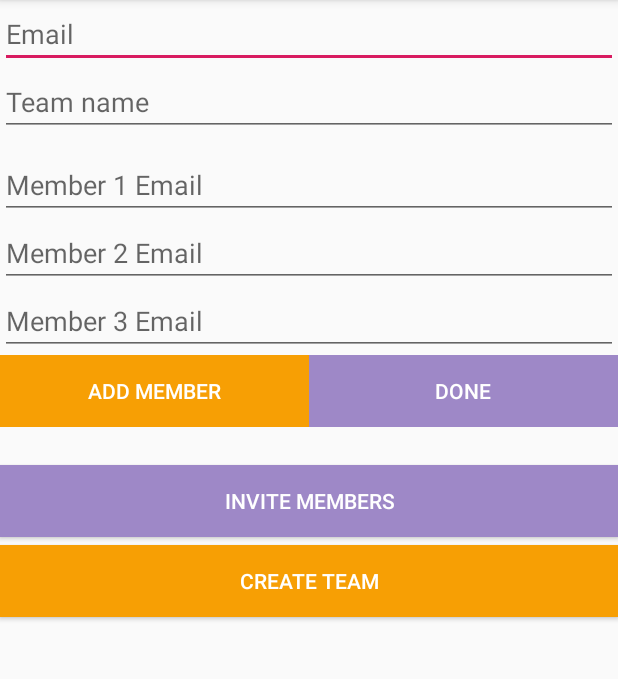
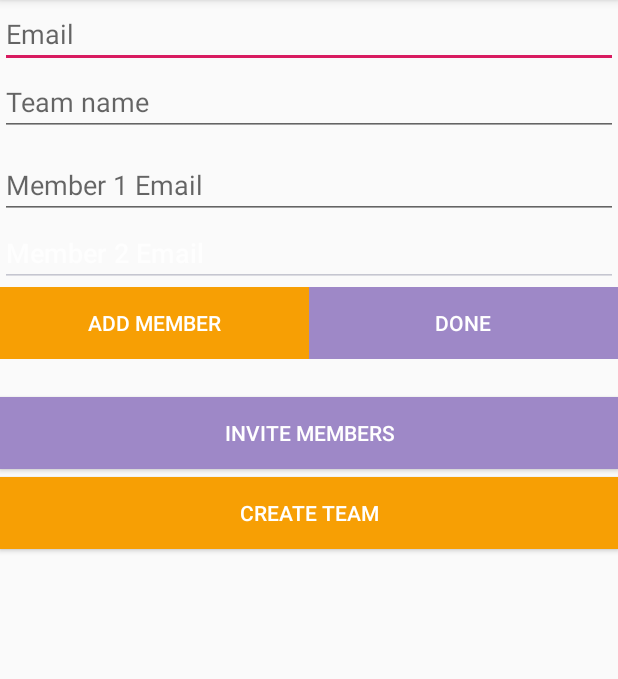
Before and after one commit to theoko/kallendr-android, an Android app: the RegisterActivity screen opened directly, with no data from a screen before it, after a tap on "ADD MEMBER", on a phone screen of 412 x 824 dp, the part 84-763 px from its top. Run offline under Robolectric (Android 15) with nearby library versions, the phone set to English and light mode, and no system bars; 1 other tap on this screen came first.

Commit message:
dynamic EditText

```diff
--- a/app/src/main/java/com/kallendr/android/ui/home/MainActivity.java
+++ b/app/src/main/java/com/kallendr/android/ui/home/MainActivity.java
@@ -17,11 +17,6 @@ public class MainActivity extends AppCompatActivity {
     protected void onCreate(Bundle savedInstanceState) {
         super.onCreate(savedInstanceState);
 
-        try
-        {
-            this.getSupportActionBar().hide();
-        }
-        catch (NullPointerException e){}
         setContentView(R.layout.activity_main);
     }
 
--- a/app/src/main/java/com/kallendr/android/ui/login/LoginActivity.java
+++ b/app/src/main/java/com/kallendr/android/ui/login/LoginActivity.java
@@ -19,8 +19,6 @@ import android.widget.TextView;
 import android.widget.Toast;
 
 import com.kallendr.android.R;
-import com.kallendr.android.ui.login.LoginViewModel;
-import com.kallendr.android.ui.login.LoginViewModelFactory;
 
 public class LoginActivity extends AppCompatActivity {
 
--- a/app/src/main/java/com/kallendr/android/ui/register/RegisterActivity.java
+++ b/app/src/main/java/com/kallendr/android/ui/register/RegisterActivity.java
@@ -3,10 +3,14 @@ package com.kallendr.android.ui.register;
 import android.support.v7.app.AppCompatActivity;
 import android.os.Bundle;
 import android.view.View;
+import android.view.ViewGroup;
 import android.widget.Button;
+import android.widget.EditText;
 import android.widget.LinearLayout;
 
 import com.kallendr.android.R;
+
+import java.util.ArrayList;
 
 public class RegisterActivity extends AppCompatActivity {
 
@@ -17,6 +21,9 @@ public class RegisterActivity extends AppCompatActivity {
 
     Button btnCreateTeam;
     Button btnInviteTeam;
+    private int numberOfLines;
+    TeamInvite inviteList;
+    ArrayList<String> emails;
 
     @Override
     protected void onCreate(Bundle savedInstanceState) {
@@ -31,6 +38,9 @@ public class RegisterActivity extends AppCompatActivity {
         btnInviteTeam = findViewById(R.id.btnInviteTeam);
         btnCreateTeam = findViewById(R.id.btnCreateTeam);
 
+        numberOfLines = 1;
+        emails = new ArrayList<>();
+
         addOnClickListeners();
     }
 
@@ -38,21 +48,29 @@ public class RegisterActivity extends AppCompatActivity {
         btnAddMember.setOnClickListener(new View.OnClickListener() {
             @Override
             public void onClick(View v) {
+                EditText editText = new EditText(getApplicationContext());
+                LinearLayout.LayoutParams p = new LinearLayout.LayoutParams(ViewGroup.LayoutParams.MATCH_PARENT, ViewGroup.LayoutParams.WRAP_CONTENT);
+                editText.setLayoutParams(p);
 
+                // Increment number of lines
+                numberOfLines++;
+                editText.setTag("invMember" + numberOfLines);
+                editText.setHint("Member " + numberOfLines + " Email");
+                inviteMembersForm.addView(editText, numberOfLines - 1);
             }
         });
 
         btnDone.setOnClickListener(new View.OnClickListener() {
             @Override
             public void onClick(View v) {
-
+                // Display animation
             }
         });
 
         btnInviteTeam.setOnClickListener(new View.OnClickListener() {
             @Override
             public void onClick(View v) {
-
+                inviteMembersForm.setVisibility(View.VISIBLE);
             }
         });
 
--- a/app/src/main/res/layout/activity_register.xml
+++ b/app/src/main/res/layout/activity_register.xml
@@ -25,22 +25,14 @@
         android:layout_width="match_parent"
         android:layout_height="wrap_content"
         android:orientation="vertical"
-        android:visibility="visible">
+        android:visibility="gone">
 
         <EditText
+            android:id="@+id/invMember1"
+            android:tag="invMember1"
             android:layout_width="match_parent"
             android:layout_height="wrap_content"
             android:hint="@string/member_1_email" />
-
-        <EditText
-            android:layout_width="match_parent"
-            android:layout_height="wrap_content"
-            android:hint="@string/member_2_email" />
-
-        <EditText
-            android:layout_width="match_parent"
-            android:layout_height="wrap_content"
-            android:hint="@string/member_3_email" />
 
         <LinearLayout
             android:layout_width="match_parent"
--- a/build.gradle
+++ b/build.gradle
@@ -7,7 +7,7 @@ buildscript {
 
     }
     dependencies {
-        classpath 'com.android.tools.build:gradle:3.4.0'
+        classpath 'com.android.tools.build:gradle:3.4.1'
 
         // NOTE: Do not place your application dependencies here; they belong
         // in the individual module build.gradle files
```
Also changed, not shown: app/src/main/java/com/kallendr/android/ui/register/TeamInvite.java (added, +23 -0 lines).
